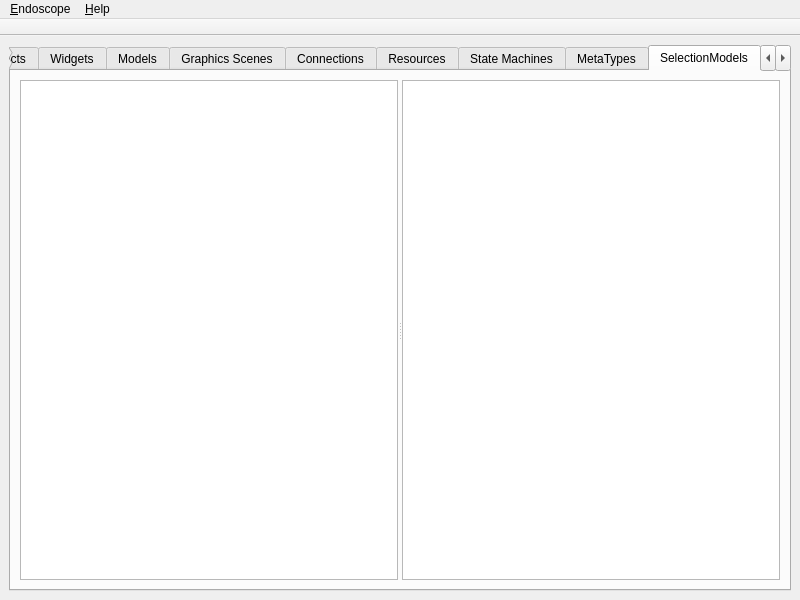
KDAB/GammaRay, file mainwindow.ui: the form before one commit.
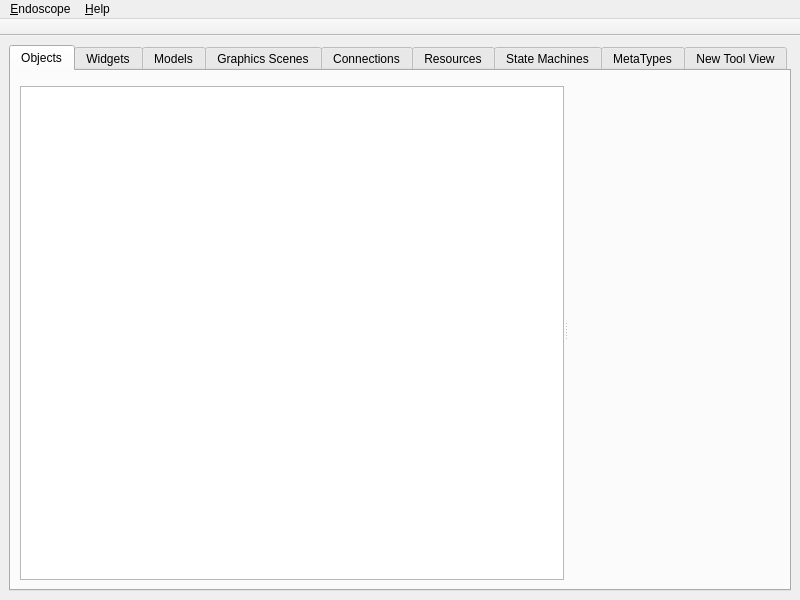
The form after the commit. The open tabs and pages were chosen to show the change. Custom widgets are drawn as their Qt base class.

Commit message: Port selection model tool.

```diff
--- a/mainwindow.ui
+++ b/mainwindow.ui
@@ -272,22 +272,6 @@
         </item>
        </layout>
       </widget>
-      <widget class="QWidget" name="tab_10">
-       <attribute name="title">
-        <string>SelectionModels</string>
-       </attribute>
-       <layout class="QHBoxLayout" name="horizontalLayout_7">
-        <item>
-         <widget class="QSplitter" name="splitter_9">
-          <property name="orientation">
-           <enum>Qt::Horizontal</enum>
-          </property>
-          <widget class="QTreeView" name="selectionModelView"/>
-          <widget class="QTreeView" name="selectionModelVisualizer"/>
-         </widget>
-        </item>
-       </layout>
-      </widget>
       <widget class="QWidget" name="widget">
        <attribute name="title">
         <string>New Tool View</string>
```
The commit also changes 7 other files.
